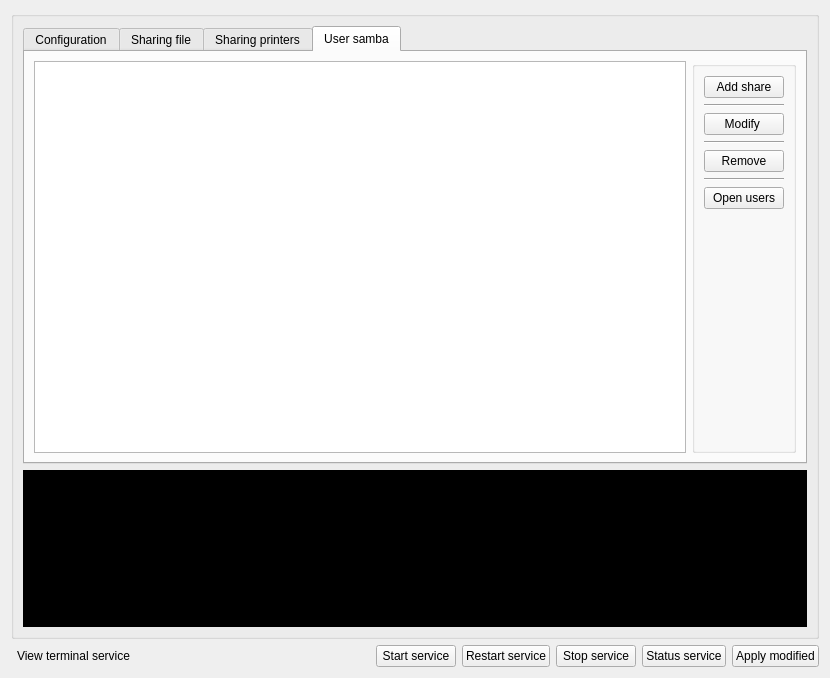
kratos83/CondresControlCenter, file src/gui/Samba.ui: the form before one commit.
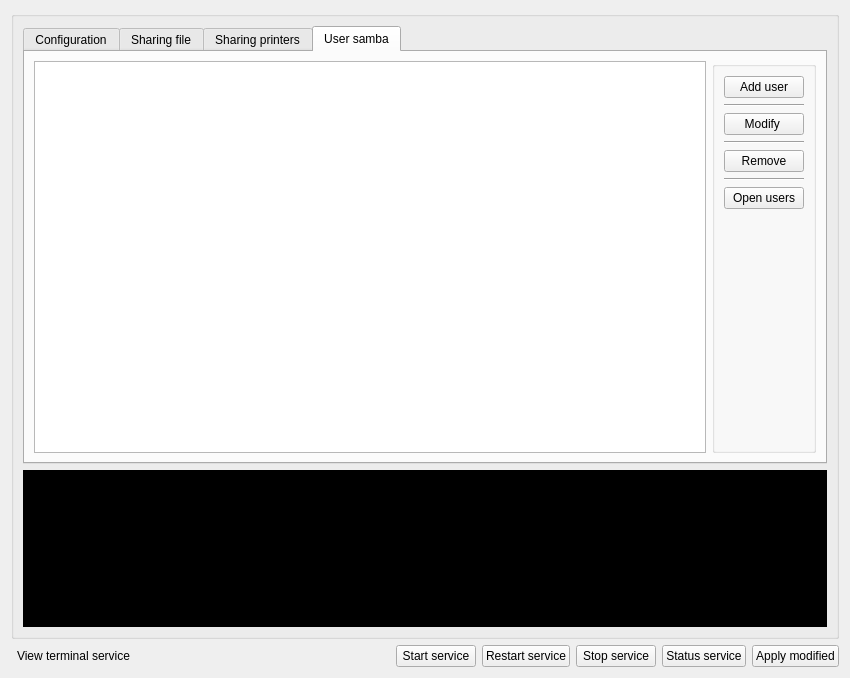
The form after the commit. The open tabs and pages were chosen to show the change. Icons and pictures are not drawn. Custom widgets are drawn as their Qt base class.

Commit message: Change share in user

Diff of the .ui file:
```diff
--- a/src/gui/Samba.ui
+++ b/src/gui/Samba.ui
@@ -6,7 +6,7 @@
    <rect>
     <x>0</x>
     <y>0</y>
-    <width>830</width>
+    <width>850</width>
     <height>678</height>
    </rect>
   </property>
@@ -644,7 +644,7 @@
              <item row="0" column="0">
               <widget class="QPushButton" name="add_user">
                <property name="text">
-                <string>Add share</string>
+                <string>Add user</string>
                </property>
                <property name="icon">
                 <iconset resource="../images.qrc">
```
